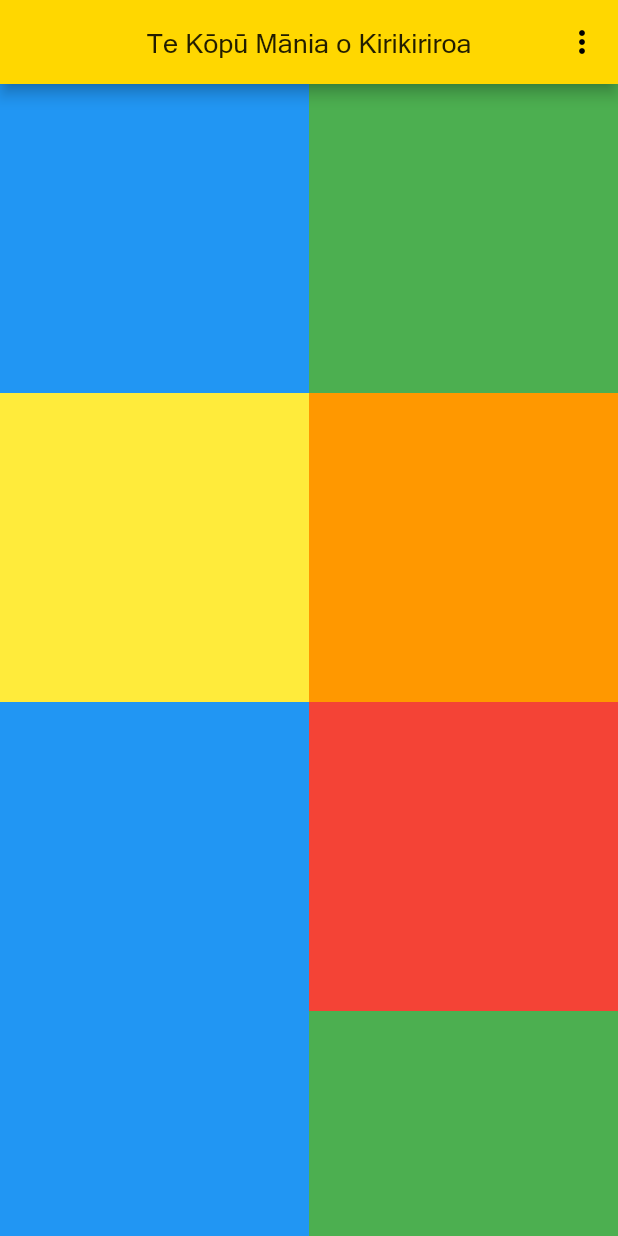
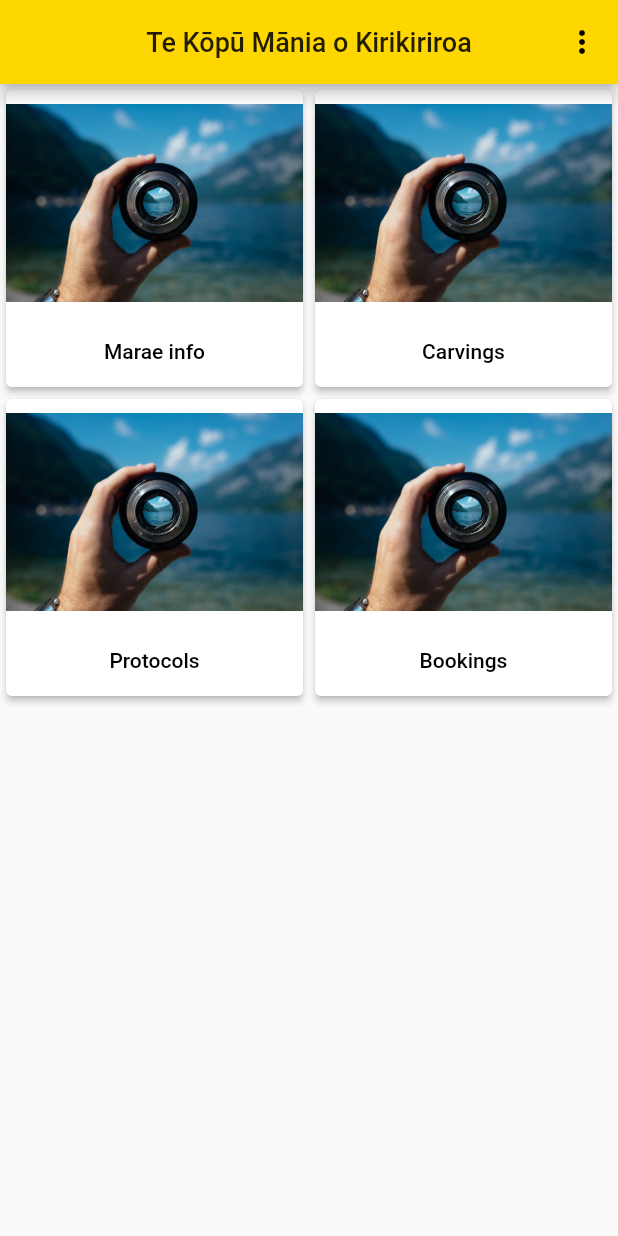
Before and after one commit to WintecWhanau/WintecWaiata, a Flutter app: the MaraeHome screen opened directly, on a phone screen of 412 x 824 dp. Run offline on Flutter 3.47's test engine with Material 2 defaults, Android fonts, the phone set to English and light mode, and no system bars; our stand-ins replace chewie, video_player.

Commit message:
Update layout
Updated some layout parameters

```diff
--- a/wintec_waiata/assets/json/waiata.json
+++ b/wintec_waiata/assets/json/waiata.json
@@ -28,9 +28,9 @@
     },
     {
         "name": "Tutira mai nga iwi",
-        "brief": "tutira",
-        "maoriWords": "assets/videos/video.mp4",
-        "englishWords": "assets/videos/video.mp4",
+        "brief": "Wi Huata wrote this song and taught it to his children whilst on a family gathering to Lake Tutira, north of Napier.\n\nHe was explaing how the iwi came together here to support each other.\n\nLater he used this song to promote Moral Re-armament, uniting different cultures.",
+        "maoriWords": "Tūtira mai ngā iwi Tātou tātou e Tūtira mai ngā iwi Tātou tātou e.\n\nWhaia te maramatanga me te aroha, e ngā iwi Kia ko tapa-tahi, Kia kotahi rā. Tātou tātou e.\n\nTūtira mai ngā iwi Tātou tātou e Tūtira mai ngā iwi Tātou tātou e.\n\nWhaia te marama-tanga me te aroha, e ngā iwi Kia ko tapa-tahi, Kia kotahi rā. Tātou tātou e.\n\nTātou, tātou E Hi aue hei",
+        "englishWords": "Line up together, people All of us, all of us. Stand in rows, people All of us, all of us.\n\nSeek after knowledge and love of others everybody Be really virtuous And stay united. All of us, all of us.\n\nLine up together, people All of us, all of us. Stand in rows, people All of us, all of us.\n\nSeek after knowledge and love of others everybody Be really virtuous And stay united. All of us, all of us.\n\nAll of us, all of us Hi aue hei",
         "thumbnailPath": "assets/images/image2.jpg",
         "vocalPath": "assets/videos/video.mp4",
         "nonVocalPath": "assets/videos/video2.mp4"
--- a/wintec_waiata/lib/main.dart
+++ b/wintec_waiata/lib/main.dart
@@ -13,7 +13,6 @@ class MyApp extends StatelessWidget {
   Widget build(BuildContext context) {
     return MaterialApp(
       theme: ThemeData(
-        fontFamily: 'sansSerif',
         brightness: Brightness.light,
         primaryColor: Color.fromRGBO(255, 215, 0, 1),
       ),
--- a/wintec_waiata/lib/screens/MaraeHome/MaraeContent.dart
+++ b/wintec_waiata/lib/screens/MaraeHome/MaraeContent.dart
@@ -1,20 +1,52 @@
 import 'package:flutter/material.dart';
 
 class MaraeContent extends StatelessWidget {
-  final Color colour;
+  final String title;
+  final String image;
+  final String page;
 
-  MaraeContent(this.colour);
-
+  MaraeContent(this.title, this.image, this.page);
+  //TODO: figure out sizing of cards
   @override
   Widget build(BuildContext context) {
-    return Container(
-      height: 100.0,
-      color: colour,
-      alignment: Alignment.center,
+    return SizedBox(
+      height: 400.0,
+          child: GestureDetector( // provides a way for the whole card to be clickable
+        onTap: () => changeRoute(page), //set null then point to method stops auto trigger
+        child: Card(
+          elevation: 2.0,
+          child: Column(
+            children: < Widget > [
+              Expanded(
+                child: Image(
+                  image: AssetImage(image),
+                ),
+              ),
+              Container(
+                // color: Colors.black,
+                child: Row( //used to expand song name across entire bottom of card
+                  children: < Widget > [
+                    Expanded(
+                      child: FlatButton( //only used a flat button for the styling
+                        onPressed: null,
+                        disabledTextColor: Colors.black,
+                        child: Text(
+                          title,
+                          textAlign: TextAlign.center,
+                        ),
+                      ),
+                    )
+                  ],
+                ),
+              )
+            ],
+          ),
+        ),
+      ),
     );
   }
 
-  goWaiata(){
+  changeRoute(String page){
     print("Hello");
   }
 }
--- a/wintec_waiata/lib/screens/MaraeHome/MaraeHome.dart
+++ b/wintec_waiata/lib/screens/MaraeHome/MaraeHome.dart
@@ -16,25 +16,17 @@ class MaraeHome extends StatelessWidget {
           ),
         ),
       ),
-      body: Container(
+      body: Container( //TODO: figure out sizing of cards
         child: CustomScrollView(
           slivers: < Widget > [
             SliverGrid(
               gridDelegate: SliverGridDelegateWithFixedCrossAxisCount(crossAxisCount: 2),
               delegate: SliverChildListDelegate(
                 [
-                  MaraeContent(Colors.blue),
-                  MaraeContent(Colors.green),
-                  MaraeContent(Colors.yellow),
-                  MaraeContent(Colors.orange),
-                  MaraeContent(Colors.blue),
-                  MaraeContent(Colors.red),
-                  MaraeContent(Colors.blue),
-                  MaraeContent(Colors.green),
-                  MaraeContent(Colors.yellow),
-                  MaraeContent(Colors.orange),
-                  MaraeContent(Colors.blue),
-                  MaraeContent(Colors.red),
+                  MaraeContent("Marae info", "assets/images/image2.jpg", "Marae"),
+                  MaraeContent("Carvings", "assets/images/image2.jpg", "Marae"),
+                  MaraeContent("Protocols", "assets/images/image2.jpg", "Marae"),
+                  MaraeContent("Bookings", "assets/images/image2.jpg", "Marae"),
                 ],
               ),
             ),
--- a/wintec_waiata/lib/screens/WaiataHome/WaiataHome.dart
+++ b/wintec_waiata/lib/screens/WaiataHome/WaiataHome.dart
@@ -28,6 +28,10 @@ class WaiataHome extends StatelessWidget {
               gridDelegate: SliverGridDelegateWithFixedCrossAxisCount(crossAxisCount: 2),
               delegate: SliverChildListDelegate(
                 [
+                  //TODO: Implement a scalable way of adding waiata cards. Once instantiated it is scalable but find a better solution to initialize each card.
+                  //TODO: Add in Waiata info for Tutira mai nga iwi
+                  //TODO: Add in waiata images and videos
+
                   //initialize waiata cards. int constructor is index for json assets/json/waiata.json
                   WaiataContent(0, "E Kore Koe E Ngaro", "assets/images/image2.jpg"),
                   WaiataContent(1, "He Maimai Aroha nā Tāwhiao", "assets/images/image2.jpg"),
```
Also changed, not shown: wintec_waiata/lib/screens/WaiataBrief/BriefButton.dart (added, +55 -0 lines), wintec_waiata/lib/screens/WaiataBrief/WaiataBrief.dart (+6 -24 lines), wintec_waiata/lib/screens/WaiataHome/WaiataContent.dart (+3 -21 lines), wintec_waiata/lib/screens/WaiataPlayback/WaiataPlayback.dart (+2 -11 lines), wintec_waiata/lib/shared/Lyrics.dart (+26 -8 lines).
